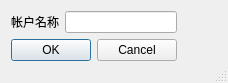
Old version of the form qt/createaccountdlg.ui in the repository hjc0720/finace-account.
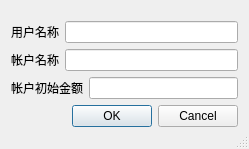
New version of the form.

Diff of the .ui file:
```diff
--- a/qt/createaccountdlg.ui
+++ b/qt/createaccountdlg.ui
@@ -9,8 +9,8 @@
    <rect>
     <x>0</x>
     <y>0</y>
-    <width>228</width>
-    <height>83</height>
+    <width>249</width>
+    <height>149</height>
    </rect>
   </property>
   <property name="minimumSize">
@@ -31,7 +31,7 @@
   <property name="modal">
    <bool>true</bool>
   </property>
-  <layout class="QFormLayout" name="formLayout">
+  <layout class="QGridLayout" name="gridLayout">
    <item row="0" column="0">
     <layout class="QVBoxLayout" name="verticalLayout">
      <item>
@@ -39,12 +39,40 @@
        <item>
         <widget class="QLabel" name="label">
          <property name="text">
+          <string>用户名称</string>
+         </property>
+        </widget>
+       </item>
+       <item>
+        <widget class="QLineEdit" name="UserName"/>
+       </item>
+      </layout>
+     </item>
+     <item>
+      <layout class="QHBoxLayout" name="horizontalLayout_2">
+       <item>
+        <widget class="QLabel" name="label_2">
+         <property name="text">
           <string>帐户名称</string>
          </property>
         </widget>
        </item>
        <item>
-        <widget class="QLineEdit" name="NewAccountName"/>
+        <widget class="QLineEdit" name="AccountName"/>
+       </item>
+      </layout>
+     </item>
+     <item>
+      <layout class="QHBoxLayout" name="horizontalLayout_3">
+       <item>
+        <widget class="QLabel" name="label_3">
+         <property name="text">
+          <string>帐户初始金额</string>
+         </property>
+        </widget>
+       </item>
+       <item>
+        <widget class="QLineEdit" name="initSum"/>
        </item>
       </layout>
      </item>
```
